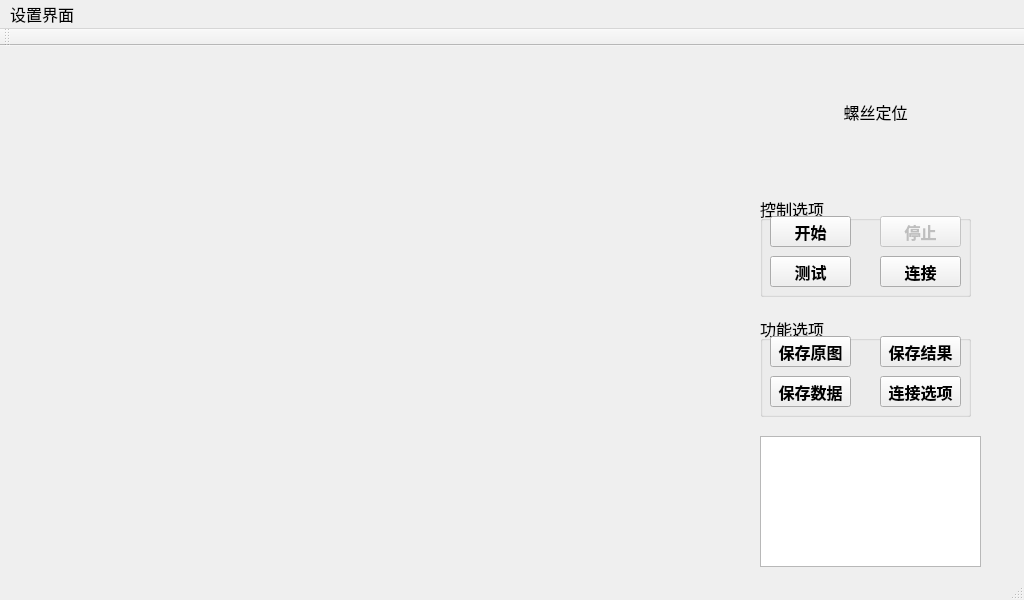
First picture: the form in AQRVison/mainwindow.ui, repository MacavityT/2D_ScrewLocation, before the edit.
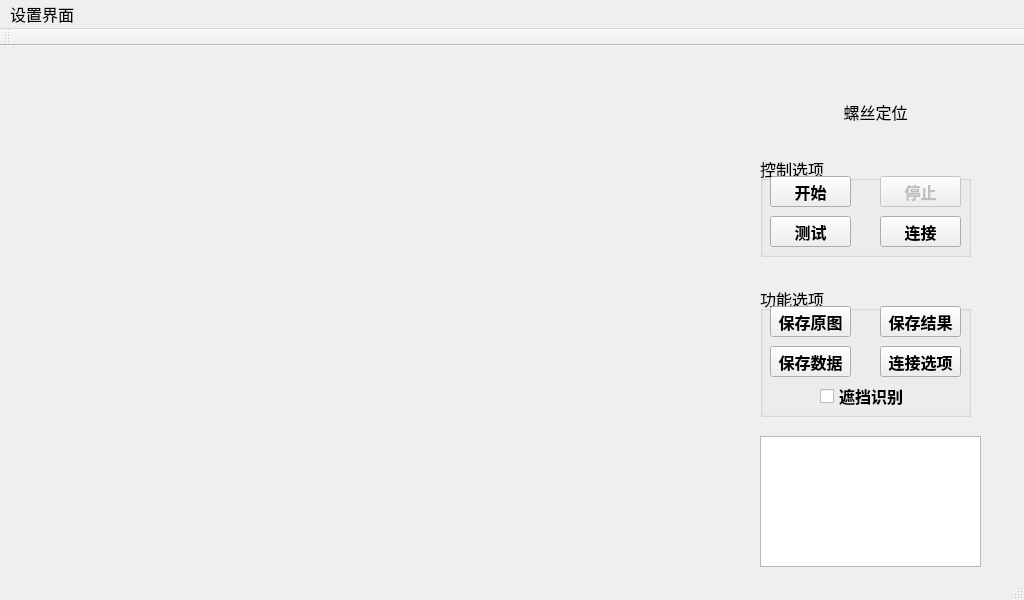
Second picture: the form after the edit.

What changed in the file:
```diff
--- a/AQRVison/mainwindow.ui
+++ b/AQRVison/mainwindow.ui
@@ -52,7 +52,7 @@
     <property name="geometry">
      <rect>
       <x>760</x>
-      <y>150</y>
+      <y>110</y>
       <width>211</width>
       <height>101</height>
      </rect>
@@ -153,9 +153,9 @@
     <property name="geometry">
      <rect>
       <x>760</x>
-      <y>270</y>
+      <y>240</y>
       <width>211</width>
-      <height>101</height>
+      <height>131</height>
      </rect>
     </property>
     <property name="title">
@@ -241,6 +241,26 @@
       <string>连接选项</string>
      </property>
     </widget>
+    <widget class="QCheckBox" name="checkBox">
+     <property name="geometry">
+      <rect>
+       <x>60</x>
+       <y>100</y>
+       <width>91</width>
+       <height>20</height>
+      </rect>
+     </property>
+     <property name="font">
+      <font>
+       <family>Arial Black</family>
+       <weight>75</weight>
+       <bold>true</bold>
+      </font>
+     </property>
+     <property name="text">
+      <string>遮挡识别</string>
+     </property>
+    </widget>
    </widget>
    <widget class="QLabel" name="label">
     <property name="geometry">
```
